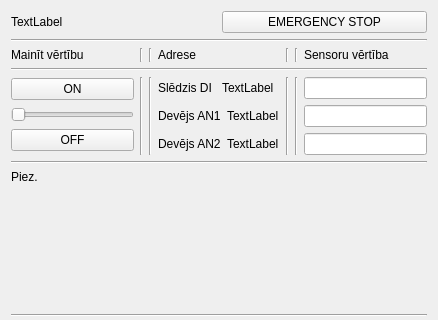
First picture: the form in widgetservice.ui, repository kasarkonic/Sauka1, before the edit; both pictures show x 0 to 438 and y 0 to 320 of the 438 by 472 pixel window.
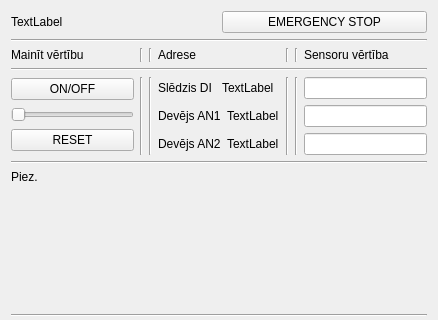
Second picture: the form after the edit.

Commit message: service widget not finished

```diff
--- a/widgetservice.ui
+++ b/widgetservice.ui
@@ -126,7 +126,7 @@
            <item>
             <widget class="QPushButton" name="pushButton_ON">
              <property name="text">
-              <string>ON</string>
+              <string>ON/OFF</string>
              </property>
             </widget>
            </item>
@@ -140,7 +140,7 @@
            <item>
             <widget class="QPushButton" name="pushButton_OFF">
              <property name="text">
-              <string>OFF</string>
+              <string>RESET</string>
              </property>
             </widget>
            </item>
```
Left out of the diff: 2 changed lines with no effect on the pictures. The commit also changes 7 other files.
